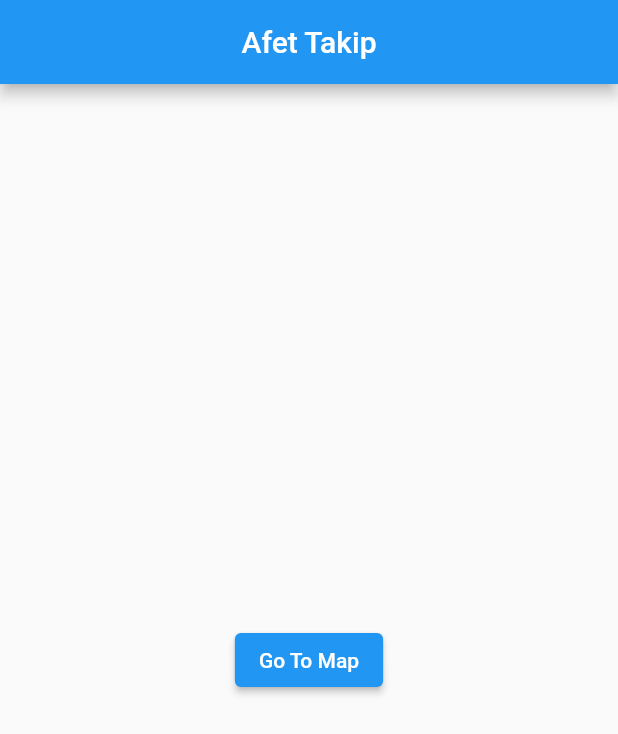
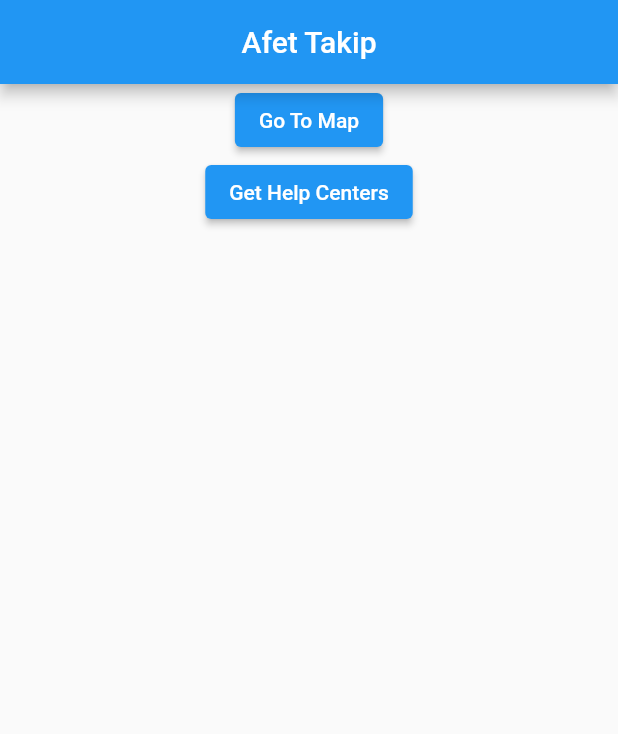
Before and after one commit to CanErsoy20/voluntracker, a Flutter app: the screen it shows after launch, on a phone screen of 412 x 824 dp. Shown: the top 734 px of the screen. Run offline on Flutter 3.47's test engine with Material 2 defaults, Android fonts, the phone set to English and light mode, and no system bars; our stand-ins replace bloc, flutter_bloc, geolocator, google_maps_flutter, location; missing offline and left inert: simple_tags.

Commit message:
help center service and cubit created, created singleton api object

```diff
--- /dev/null
+++ b/frontend/lib/api.dart
@@ -0,0 +1,22 @@
+import 'package:http/http.dart' as http;
+
+class Api {
+  static final Api _instance = Api._init();
+  static Api get instance => _instance;
+  Api._init();
+
+  Map<String, String> get tokenHeader => {"Content-Type": "application/json"};
+
+  Future<http.Response> getRequest(String adress, String path) async {
+    final response =
+        await http.get(Uri.parse(adress + path), headers: tokenHeader);
+    return response;
+  }
+
+  Future<http.Response> postRequest(
+      String adress, String path, Object? requestBody) async {
+    final response = await http.post(Uri.parse(adress + path),
+        headers: tokenHeader, body: requestBody);
+    return response;
+  }
+}
--- /dev/null
+++ b/frontend/lib/constants/api_constants.dart
@@ -0,0 +1,4 @@
+class ApiConstant {
+  static String baseUrl = "http://92.205.189.130/api/v1/";
+  static String helpCenters = "needed-volunteer";
+}
--- /dev/null
+++ b/frontend/lib/cubit/help_centers/help_center_cubit.dart
@@ -0,0 +1,22 @@
+import 'package:bloc/bloc.dart';
+
+import '../../models/help_center/help_center_model.dart';
+import '../../services/help_center_service.dart';
+part 'help_center_state.dart';
+
+class HelpCenterCubit extends Cubit<HelpCenterState> {
+  HelpCenterCubit(this.service) : super(HelpCenterInitial());
+  HelpCenterService service;
+  List<HelpCenterModel>? helpCenterList;
+
+  Future<void> getHelpCenters() async {
+    emit(HelpCenterLoading());
+    helpCenterList = await service.getHelpCenters();
+
+    if (helpCenterList != null) {
+      emit(HelpCenterDisplay());
+    } else {
+      emit(HelpCenterError("Not Found", "No Help Center Found"));
+    }
+  }
+}
--- /dev/null
+++ b/frontend/lib/cubit/help_centers/help_center_state.dart
@@ -0,0 +1,16 @@
+part of 'help_center_cubit.dart';
+
+abstract class HelpCenterState {}
+
+class HelpCenterInitial extends HelpCenterState {}
+
+class HelpCenterLoading extends HelpCenterState {}
+
+class HelpCenterDisplay extends HelpCenterState {}
+
+class HelpCenterError extends HelpCenterState {
+  final String title;
+  final String description;
+
+  HelpCenterError(this.title, this.description);
+}
--- a/frontend/lib/cubit/map_cubit.dart
+++ b/frontend/lib/cubit/map/map_cubit.dart
@@ -1,3 +1,4 @@
+import 'package:afet_takip/models/help_center/help_center_model.dart';
 import 'package:bloc/bloc.dart';
 import 'package:geolocator/geolocator.dart';
 import 'package:google_maps_flutter/google_maps_flutter.dart';
@@ -8,10 +9,10 @@ part 'map_state.dart';
 class MapCubit extends Cubit<MapState> {
   MapCubit() : super(MapInitial());
   LatLng currentLocation = LatLng(39.87474230379135, 32.747585469014844);
-
   bool serviceEnabled = false;
   LocationPermission permissionGranted = LocationPermission.denied;
 
+  // Get current location methods
   Future<void> getCurrentLocation() async {
     emit(MapLoading());
     // Test if location services are enabled.
--- a/frontend/lib/main.dart
+++ b/frontend/lib/main.dart
@@ -1,8 +1,10 @@
 import 'package:afet_takip/router.dart';
+import 'package:afet_takip/services/help_center_service.dart';
 import 'package:flutter/material.dart';
 import 'package:flutter_bloc/flutter_bloc.dart';
 
-import 'cubit/map_cubit.dart';
+import 'cubit/help_centers/help_center_cubit.dart';
+import 'cubit/map/map_cubit.dart';
 
 void main() {
   runApp(MyApp());
@@ -13,8 +15,15 @@ class MyApp extends StatelessWidget {
   RouteGenerator routeGenerator = RouteGenerator();
   @override
   Widget build(BuildContext context) {
-    return BlocProvider(
-      create: (context) => MapCubit(),
+    return MultiBlocProvider(
+      providers: [
+        BlocProvider(
+          create: (context) => MapCubit(),
+        ),
+        BlocProvider(
+          create: (context) => HelpCenterCubit(HelpCenterService()),
+        ),
+      ],
       child: MaterialApp(
           title: 'Flutter Demo',
           theme: ThemeData(
--- a/frontend/lib/models/help_center/help_center_model.dart
+++ b/frontend/lib/models/help_center/help_center_model.dart
@@ -4,7 +4,7 @@ import 'contact_info_model.dart';
 import 'location_model.dart';
 import 'open_close_info_model.dart';
 
-class HelpCenter {
+class HelpCenterModel {
   int? id;
   String? name;
   String? additionalInfo;
@@ -16,7 +16,7 @@ class HelpCenter {
   BusiestHours? busiestHours;
   OpenCloseInfo? openCloseInfo;
 
-  HelpCenter(
+  HelpCenterModel(
       {this.id,
       this.name,
       this.additionalInfo,
@@ -28,7 +28,7 @@ class HelpCenter {
       this.busiestHours,
       this.openCloseInfo});
 
-  HelpCenter.fromJson(Map<String, dynamic> json) {
+  HelpCenterModel.fromJson(Map<String, dynamic> json) {
     id = json['id'];
     name = json['name'];
     additionalInfo = json['additionalInfo'];
--- a/frontend/lib/view/screens/login_screen.dart
+++ b/frontend/lib/view/screens/login_screen.dart
@@ -1,7 +1,8 @@
+import 'package:afet_takip/cubit/help_centers/help_center_cubit.dart';
 import 'package:flutter/material.dart';
 import 'package:flutter_bloc/flutter_bloc.dart';
 
-import '../../cubit/map_cubit.dart';
+import '../../cubit/map/map_cubit.dart';
 import '../../router.dart';
 
 class LoginScreen extends StatefulWidget {
@@ -20,12 +21,21 @@ class _LoginScreenState extends State<LoginScreen> {
         centerTitle: true,
       ),
       body: Center(
-        child: ElevatedButton(
-            onPressed: () {
-              context.read<MapCubit>().getCurrentLocation();
-              Navigator.pushNamed(context, Routes.mapRoute);
-            },
-            child: Text("Go To Map")),
+        child: Column(
+          children: [
+            ElevatedButton(
+                onPressed: () {
+                  context.read<MapCubit>().getCurrentLocation();
+                  Navigator.pushNamed(context, Routes.mapRoute);
+                },
+                child: Text("Go To Map")),
+            ElevatedButton(
+                onPressed: () {
+                  context.read<HelpCenterCubit>().getHelpCenters();
+                },
+                child: Text("Get Help Centers")),
+          ],
+        ),
       ),
     );
   }
--- a/frontend/lib/view/screens/map_screen.dart
+++ b/frontend/lib/view/screens/map_screen.dart
@@ -4,7 +4,7 @@ import 'package:afet_takip/view/widgets/custom_google_maps.dart';
 import 'package:flutter/material.dart';
 import 'package:flutter_bloc/flutter_bloc.dart';
 import 'package:google_maps_flutter/google_maps_flutter.dart';
-import '../../cubit/map_cubit.dart';
+import '../../cubit/map/map_cubit.dart';
 import '../widgets/custom_search_bar.dart';
 
 class MapScreen extends StatefulWidget {
--- a/frontend/lib/view/widgets/custom_google_maps.dart
+++ b/frontend/lib/view/widgets/custom_google_maps.dart
@@ -5,7 +5,7 @@ import 'package:flutter_bloc/flutter_bloc.dart';
 import 'package:google_maps_flutter/google_maps_flutter.dart';
 import 'package:simple_tags/simple_tags.dart';
 
-import '../../cubit/map_cubit.dart';
+import '../../cubit/map/map_cubit.dart';
 
 class CustomGoogleMap extends StatelessWidget {
   const CustomGoogleMap({
--- a/frontend/pubspec.yaml
+++ b/frontend/pubspec.yaml
@@ -41,6 +41,7 @@ dependencies:
   location: ^4.4.0
   simple_tags: ^0.0.4
   geolocator: ^9.0.2
+  http: ^0.13.5
 
 dev_dependencies:
   flutter_test:
```
Also changed, not shown: frontend/lib/services/help_center_service.dart (added, +38 -0 lines), frontend/lib/cubit/login/login_cubit.dart (renamed from frontend/lib/cubit/login_cubit.dart), frontend/lib/cubit/login/login_state.dart (renamed from frontend/lib/cubit/login_state.dart), frontend/lib/cubit/map/map_state.dart (renamed from frontend/lib/cubit/map_state.dart), frontend/pubspec.lock.
